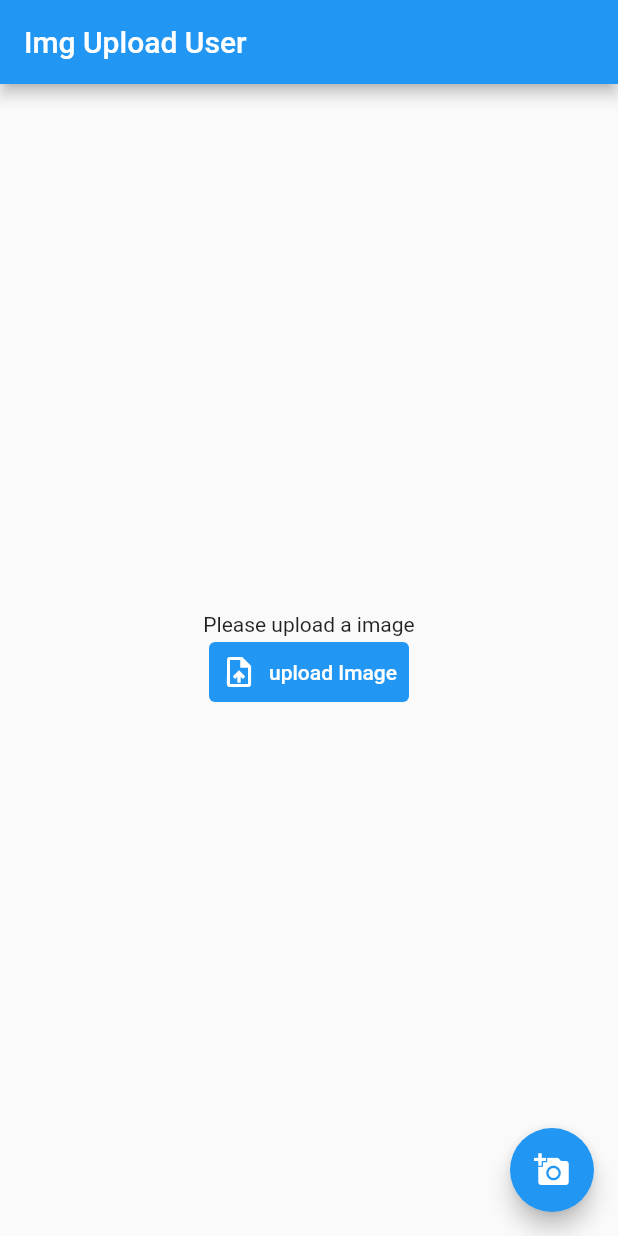
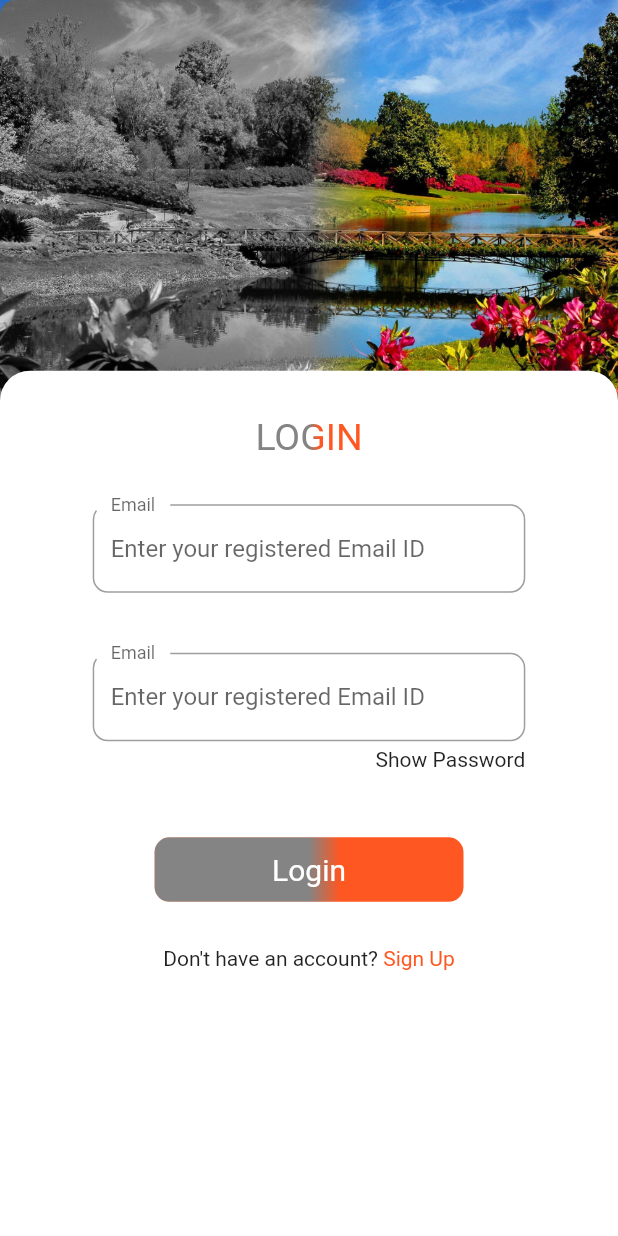
Before and after one commit to harsh2ai/pix2pix-flutter, a Flutter app: the screen it shows after launch, on a phone screen of 412 x 824 dp. Run offline on Flutter 3.47's test engine with Material 2 defaults, Android fonts, the phone set to English and light mode, and no system bars; our stand-ins replace image_picker.

Commit message:
added login screen UI

```diff
--- /dev/null
+++ b/ticktocks/lib/HomePage.dart
@@ -0,0 +1,74 @@
+import 'package:flutter/material.dart';
+import 'dart:convert';
+import 'dart:io';
+import 'package:http/http.dart' as http;
+import 'package:image_picker/image_picker.dart';
+
+class MyHomePage extends StatefulWidget {
+  @override
+  State<MyHomePage> createState() => _MyHomePageState();
+}
+
+class _MyHomePageState extends State<MyHomePage> {
+  File? SelectedImage;
+  String? message;
+
+  uploadImage() async {
+    final request = http.MultipartRequest("POST", Uri.parse("https://8ede-180-149-225-244.ngrok.io/upload"));
+    final headers = {"ContentType": "multipart/form-data"};
+
+    request.files.add(http.MultipartFile('image', SelectedImage!.readAsBytes().asStream(), SelectedImage!.lengthSync(),
+        filename: SelectedImage!.path.split("/").last));
+
+    request.headers.addAll(headers);
+
+    final response = await request.send();
+    print("awaiting");
+    http.Response res = await http.Response.fromStream(response);
+    print(res.body);
+    final resJson = jsonDecode(res.body);
+
+    message = resJson["prediction"];
+    setState(() {});
+  }
+
+  Future getImage() async {
+    final pickedImage = await ImagePicker().getImage(source: ImageSource.gallery);
+    SelectedImage = File(pickedImage!.path);
+    setState(() {});
+  }
+
+  @override
+  Widget build(BuildContext context) {
+    return Scaffold(
+      appBar: AppBar(
+        title: Text('Visualizer'),
+      ),
+      body: Center(
+        child: Column(
+          mainAxisAlignment: MainAxisAlignment.center,
+          children: [
+            SelectedImage == null ? Text("Please upload a image") : Image.file(SelectedImage!),
+            TextButton.icon(
+                style: ButtonStyle(
+                  backgroundColor: MaterialStateProperty.all(Colors.blue),
+                ),
+                onPressed: uploadImage,
+                icon: Icon(
+                  Icons.upload_file,
+                  color: Colors.white,
+                ),
+                label: Text(
+                  "upload Image",
+                  style: TextStyle(color: Colors.white),
+                ))
+          ],
+        ),
+      ),
+      floatingActionButton: FloatingActionButton(
+        onPressed: getImage,
+        child: Icon(Icons.add_a_photo),
+      ),
+    );
+  }
+}
--- /dev/null
+++ b/ticktocks/lib/homeScreen.dart
@@ -0,0 +1,19 @@
+import 'package:flutter/material.dart';
+
+class HomeScreen extends StatefulWidget {
+  const HomeScreen({Key? key}) : super(key: key);
+
+  @override
+  _HomeScreenState createState() => _HomeScreenState();
+}
+
+class _HomeScreenState extends State<HomeScreen> {
+  @override
+  Widget build(BuildContext context) {
+    return Scaffold(
+      appBar: AppBar(
+        title: Text('Visualizer'),
+      ),
+    );
+  }
+}
--- /dev/null
+++ b/ticktocks/lib/loginScreen.dart
@@ -0,0 +1,160 @@
+import 'dart:ui';
+import 'package:flutter/gestures.dart';
+import 'package:flutter/material.dart';
+import 'package:flutter/rendering.dart';
+import 'package:ticktocks/HomePage.dart';
+
+class LoginScreen extends StatefulWidget {
+  @override
+  State<LoginScreen> createState() => _LoginScreenState();
+}
+
+class _LoginScreenState extends State<LoginScreen> {
+  final controller = TextEditingController();
+  @override
+  Widget build(BuildContext context) {
+    final width = MediaQuery.of(context).size.width;
+    final height = MediaQuery.of(context).size.width;
+
+    return Scaffold(
+      body: Stack(
+        children: [
+          Container(
+            height: double.infinity,
+            color: Colors.white,
+          ),
+          Container(
+            width: width,
+            height: height * 0.8,
+            color: Colors.deepOrange,
+            foregroundDecoration: halfGreyScaler(),
+            child: Image(
+              image: AssetImage('assets/scenery.jpeg'),
+              fit: BoxFit.cover,
+            ),
+          ),
+          Positioned(
+            top: height * 0.6,
+            child: Container(
+              width: width,
+              padding: EdgeInsets.symmetric(horizontal: 20, vertical: 30),
+              decoration: BoxDecoration(
+                  borderRadius: BorderRadius.only(topLeft: Radius.circular(20), topRight: Radius.circular(20)),
+                  color: Colors.white),
+              child: Column(
+                children: [
+                  Container(
+                    foregroundDecoration: halfGreyScaler(),
+                    child: Text(
+                      'LOGIN',
+                      style: TextStyle(fontSize: 25, color: Colors.deepOrange),
+                    ),
+                  ),
+                  SizedBox(
+                    height: 30,
+                  ),
+                  Container(
+                    width: width * 0.7,
+                    child: Column(
+                      children: [
+                        customtextfield(),
+                        SizedBox(
+                          height: 40,
+                        ),
+                        customtextfield(),
+                        Align(
+                          heightFactor: 1.5,
+                          alignment: Alignment.centerRight,
+                          child: Text('Show Password'),
+                        ),
+                        SizedBox(
+                          height: 40,
+                        ),
+                        InkWell(
+                          onTap: () {
+                            Navigator.push(context, MaterialPageRoute(builder: (context) {
+                              return MyHomePage();
+                            }));
+                          },
+                          child: Container(
+                            foregroundDecoration: halfGreyScaler(),
+                            decoration: BoxDecoration(
+                              color: Colors.deepOrange,
+                              borderRadius: BorderRadius.circular(10),
+                            ),
+                            width: width * 0.5,
+                            padding: EdgeInsets.all(10),
+                            child: Center(
+                              child: Text(
+                                'Login',
+                                style: TextStyle(fontSize: 20, color: Colors.white),
+                              ),
+                            ),
+                          ),
+                        ),
+                      ],
+                    ),
+                  ),
+                  SizedBox(
+                    height: 30,
+                  ),
+                  NoAccSignup()
+                ],
+              ),
+            ),
+          ),
+        ],
+      ),
+    );
+  }
+
+  TextFormField customtextfield() {
+    return TextFormField(
+      controller: controller,
+      decoration: InputDecoration(
+          // focusColor: Colors.red,
+          // focusedBorder: OutlineInputBorder(borderRadius: BorderRadius.circular(10), gapPadding: 10),
+          floatingLabelBehavior: FloatingLabelBehavior.always,
+          label: Text('Email'),
+          hintText: 'Enter your registered Email ID',
+          border: OutlineInputBorder(borderRadius: BorderRadius.circular(10), gapPadding: 10)),
+    );
+  }
+
+  BoxDecoration halfGreyScaler() {
+    return BoxDecoration(
+      borderRadius: BorderRadius.circular(10),
+      gradient: LinearGradient(
+        colors: [
+          Colors.grey,
+          Colors.transparent,
+        ],
+        begin: Alignment(0, 0.1),
+        end: Alignment(0.2, 0.1),
+        tileMode: TileMode.clamp,
+      ),
+      backgroundBlendMode: BlendMode.saturation,
+    );
+  }
+}
+
+class NoAccSignup extends StatelessWidget {
+  const NoAccSignup({
+    Key? key,
+  }) : super(key: key);
+
+  @override
+  Widget build(BuildContext context) {
+    return Text.rich(TextSpan(text: "Don't have an account? ", children: [
+      TextSpan(
+        text: 'Sign Up',
+        style: TextStyle(color: Colors.deepOrange),
+        recognizer: TapGestureRecognizer()
+          ..onTap = () {
+            print('sign up');
+          },
+        mouseCursor: SystemMouseCursors.precise,
+      )
+    ]));
+  }
+}
--- a/ticktocks/lib/main.dart
+++ b/ticktocks/lib/main.dart
@@ -1,9 +1,5 @@
-import 'dart:convert';
-
 import 'package:flutter/material.dart';
-import 'dart:io';
-import 'package:http/http.dart' as http;
-import 'package:image_picker/image_picker.dart';
+import 'package:ticktocks/loginScreen.dart';
 
 void main() {
   runApp(const MyApp());
@@ -15,89 +11,10 @@ class MyApp extends StatelessWidget {
   @override
   Widget build(BuildContext context) {
     return MaterialApp(
-      title: 'Flutter Demo',
-      theme: ThemeData(
-        primarySwatch: Colors.blue,
-      ),
-      home: const MyHomePage(title: 'Img Upload User'),
-    );
+        title: 'Flutter Demo',
+        theme: ThemeData(primarySwatch: Colors.blue, appBarTheme: AppBarTheme(color: Colors.deepOrange)),
+        home: LoginScreen()
+        // home: const MyHomePage(title: 'Img Upload User'),
+        );
   }
 }
-
-class MyHomePage extends StatefulWidget {
-  const MyHomePage({Key? key, required this.title}) : super(key: key);
-
-  final String title;
-
-  @override
-  State<MyHomePage> createState() => _MyHomePageState();
-}
-
-class _MyHomePageState extends State<MyHomePage> {
-  File? SelectedImage;
-  String? message;
-
-  uploadImage() async {
-    final request = http.MultipartRequest(
-        "POST", Uri.parse("https://e8a4-103-219-133-32.ngrok.io/upload"));
-    final headers = {"ContentType": "multipart/form-data"};
-
-    request.files.add(http.MultipartFile('image',
-        SelectedImage!.readAsBytes().asStream(), SelectedImage!.lengthSync(),
-        filename: SelectedImage!.path.split("/").last));
-
-    request.headers.addAll(headers);
-
-    final response = await request.send();
-    print("awaiting");
-    http.Response res = await http.Response.fromStream(response);
-    print(res.body);
-    final resJson = jsonDecode(res.body);
-
-    message = resJson["prediction"];
-    setState(() {});
-  }
-
-  Future getImage() async {
-    final pickedImage =
-        await ImagePicker().getImage(source: ImageSource.gallery);
-    SelectedImage = File(pickedImage!.path);
-    setState(() {});
-  }
-
-  @override
-  Widget build(BuildContext context) {
-    return Scaffold(
-      appBar: AppBar(
-        title: Text(widget.title),
-      ),
-      body: Center(
-        child: Column(
-          mainAxisAlignment: MainAxisAlignment.center,
-          children: <Widget>[
-            SelectedImage == null
-                ? Text("Please upload a image")
-                : Image.file(SelectedImage!),
-            TextButton.icon(
-                style: ButtonStyle(
-                  backgroundColor: MaterialStateProperty.all(Colors.blue),
-                ),
-                onPressed: uploadImage,
-                icon: Icon(
-                  Icons.upload_file,
-                  color: Colors.white,
-                ),
-                label: Text(
-                  "upload Image",
-                  style: TextStyle(color: Colors.white),
-                ))
-          ],
-        ),
-      ),
-      floatingActionButton: FloatingActionButton(
-        onPressed: getImage,
-        child: Icon(Icons.add_a_photo),
-      ),
-    );
-  }
-}
--- a/ticktocks/pubspec.yaml
+++ b/ticktocks/pubspec.yaml
@@ -61,8 +61,8 @@ flutter:
   uses-material-design: true
 
   # To add assets to your application, add an assets section, like this:
-  # assets:
-  #   - images/a_dot_burr.jpeg
+  assets:
+    - assets/
   #   - images/a_dot_ham.jpeg
 
   # An image asset can refer to one or more resolution-specific "variants", see
```
Also changed, not shown: ticktocks/assets/scenery.jpeg (added), 6 other files.
